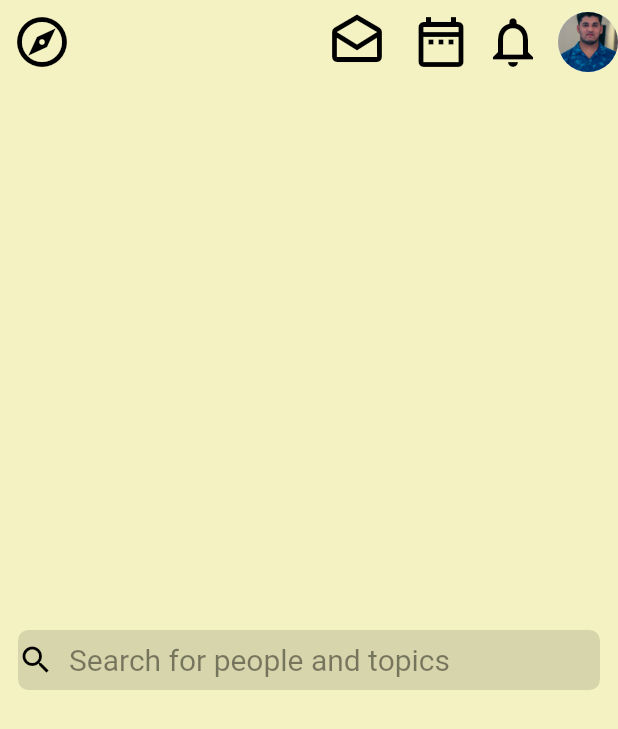
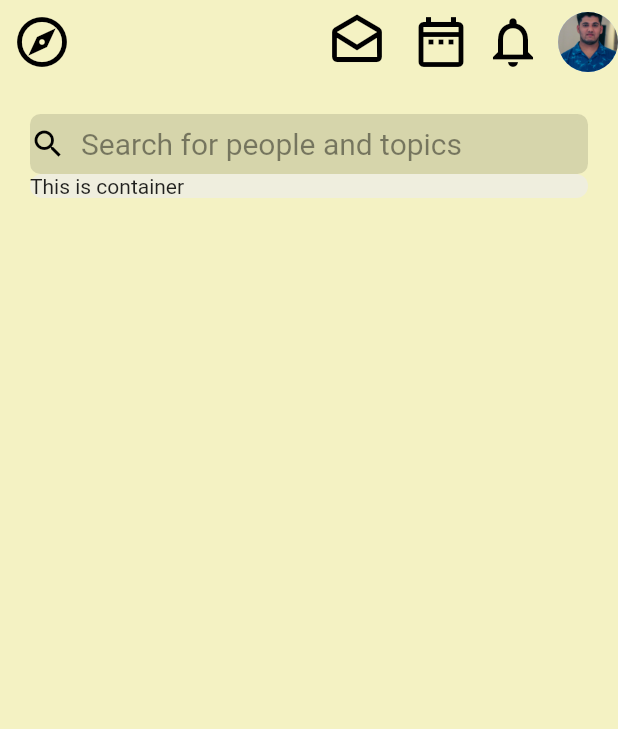
Before and after one commit to sandesh101/clubhouse-clone, a Flutter app: the screen it shows after launch, on a phone screen of 412 x 824 dp. Shown: the top 729 px of the screen. Run offline on Flutter 3.47's test engine with Material 2 defaults, Android fonts, the light colour scheme and no system bars.

Commit message:
Made: Room card

```diff
--- a/lib/Screens/homepage.dart
+++ b/lib/Screens/homepage.dart
@@ -55,10 +55,10 @@ class HomePage extends StatelessWidget {
       body: Stack(
         alignment: Alignment.center,
         children: [
-          SearchBar(),
           ListView(
             padding: const EdgeInsets.fromLTRB(20, 20, 20, 120),
             children: [
+              SearchBar(),
               CommingRooms(),
             ],
           ),
--- a/lib/Widgets/commingrooms.dart
+++ b/lib/Widgets/commingrooms.dart
@@ -1,8 +1,15 @@
+import 'package:clubhouse_clone/Variables/variables.dart';
 import 'package:flutter/material.dart';
 
 class CommingRooms extends StatelessWidget {
   @override
   Widget build(BuildContext context) {
-    return Container();
+    return Container(
+      decoration: BoxDecoration(
+        color: Variables.rooms,
+        borderRadius: BorderRadius.circular(10),
+      ),
+      child: Text('This is container'),
+    );
   }
 }
--- a/lib/Widgets/searchbar.dart
+++ b/lib/Widgets/searchbar.dart
@@ -3,11 +3,8 @@ import 'package:flutter/material.dart';
 class SearchBar extends StatelessWidget {
   @override
   Widget build(BuildContext context) {
-    return Padding(
-      padding: const EdgeInsets.all(12.0),
-      child: Container(
+    return Container(
       height: 40,
-        width: 500,
       decoration: BoxDecoration(
           color: Colors.black12, borderRadius: BorderRadius.circular(7.0)),
       child: Center(
@@ -22,7 +19,6 @@ class SearchBar extends StatelessWidget {
           ],
         ),
       ),
-      ),
     );
   }
 }
```
Lines whose indentation alone changed are shown as unchanged.
